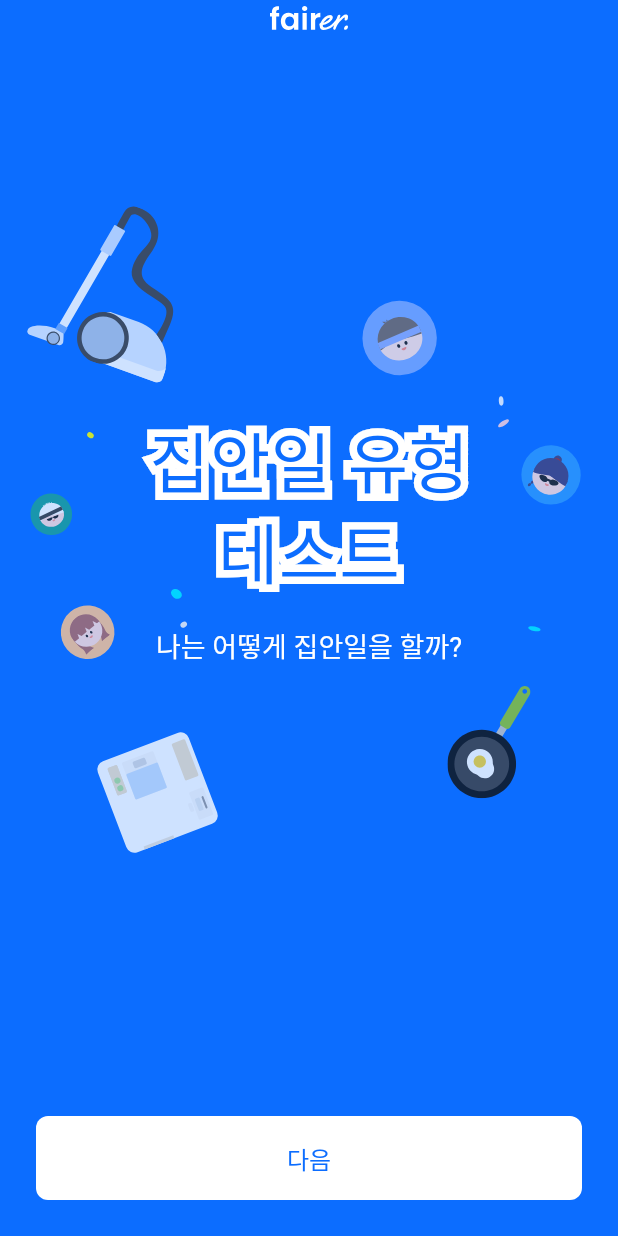
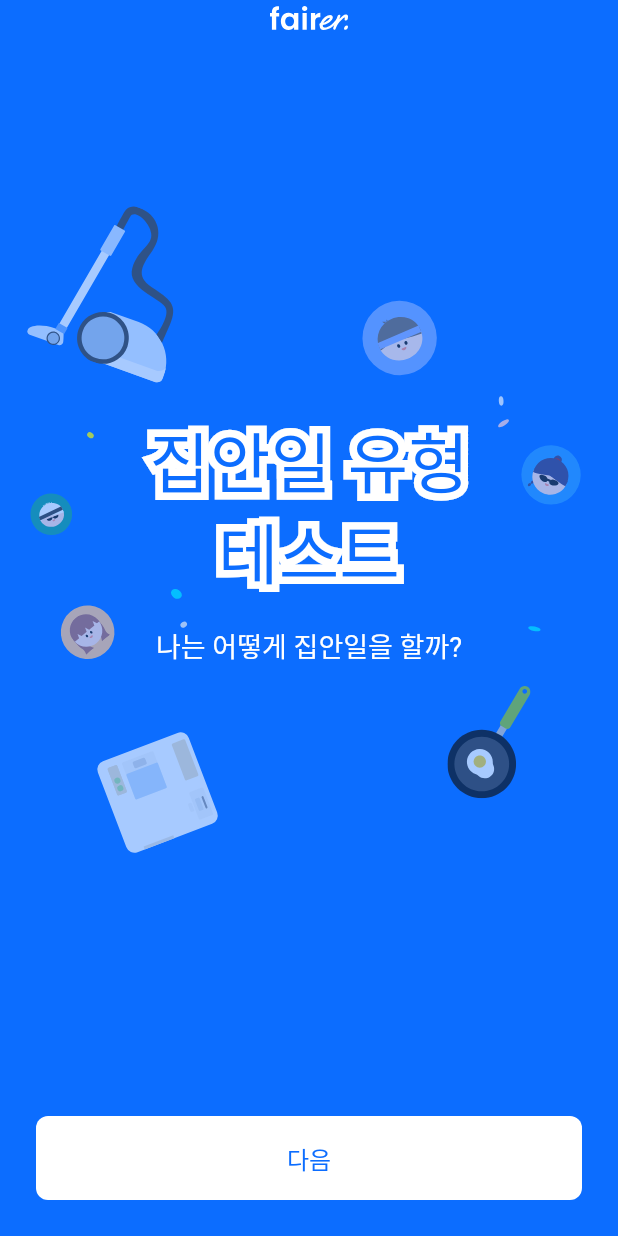
Before and after one commit to wjdwns/Fairer_Web, a Flutter app: the screen it shows after launch, on a phone screen of 412 x 824 dp. Run offline on Flutter 3.47's test engine with Material 2 defaults, Android fonts, the phone set to English and light mode, and no system bars; our stand-ins replace flutter_svg, get; Roboto replaces fonts that are missing (NanumSquareNeoOTF).

Commit message:
투명도 설정

```diff
--- a/lib/ui/init_page.dart
+++ b/lib/ui/init_page.dart
@@ -28,16 +28,21 @@ class InitPage extends StatelessWidget {
             Column(
               children: [
                 Flexible(
+                  flex: 5,
                   child: Container(),
-                  flex: 5,
                 ),
                 Flexible(
-                  child: SvgPicture.asset("assets/icons/ic_init_background.svg"),
                   flex: 18,
+                  child: Opacity(
+                      opacity: 0.8,
+                      child: SvgPicture.asset(
+                        "assets/icons/ic_init_background.svg",
+                        width: Get.width,
+                      )),
                 ),
                 Flexible(
+                  flex: 6,
                   child: Container(),
-                  flex: 6,
                 )
               ],
             ),
```
